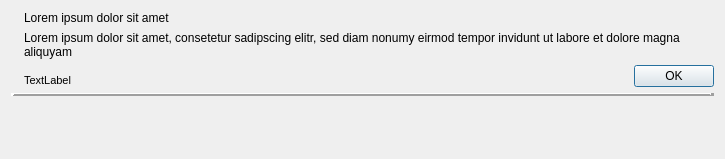
Qt form src/gui/notificationwidget.ui (nextcloud/desktop) before a commit.
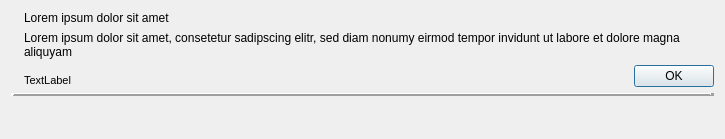
The same form after that commit. Icons and pictures are not drawn.

Commit message: NotificationWidgetUI: Fix sizing and sizePolicy

Patch:
```diff
--- a/src/gui/notificationwidget.ui
+++ b/src/gui/notificationwidget.ui
@@ -7,9 +7,15 @@
     <x>0</x>
     <y>0</y>
     <width>725</width>
-    <height>159</height>
+    <height>139</height>
    </rect>
   </property>
+  <property name="sizePolicy">
+   <sizepolicy hsizetype="Preferred" vsizetype="MinimumExpanding">
+    <horstretch>0</horstretch>
+    <verstretch>0</verstretch>
+   </sizepolicy>
+  </property>
   <property name="windowTitle">
    <string>Form</string>
   </property>
@@ -108,7 +114,7 @@
      <property name="sizeHint" stdset="0">
       <size>
        <width>20</width>
-       <height>25</height>
+       <height>1</height>
       </size>
      </property>
     </spacer>
```
Left out of the diff: 3 changed lines with no effect on the pictures.
